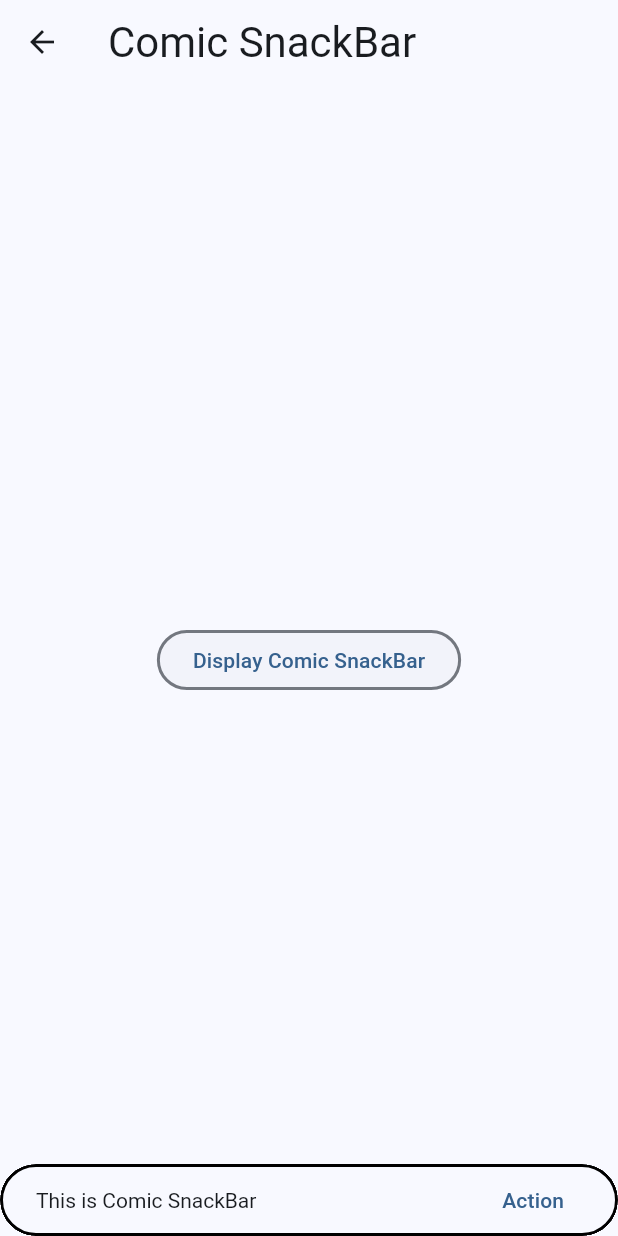
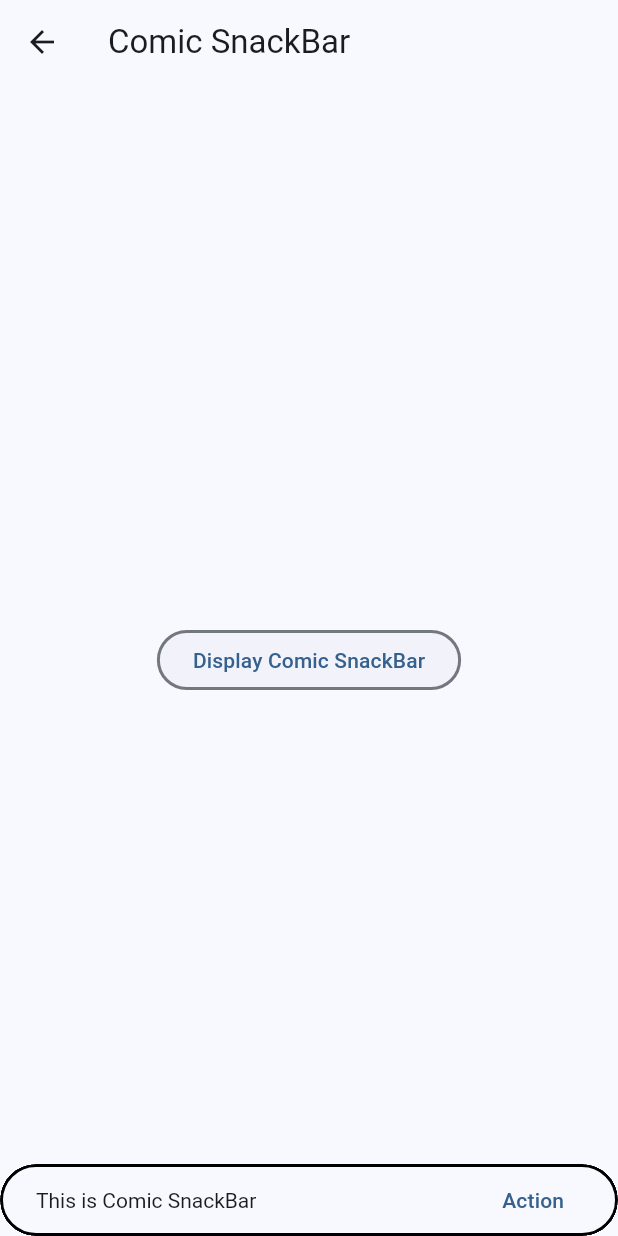
Before and after one commit to thruthesky/easy_design_system_backup_2024_09_24, a Flutter app: the ComicSnackBarsScreen screen opened directly, after a tap on "Display Comic SnackBar", on a phone screen of 412 x 824 dp. Run offline on Flutter 3.47's test engine with Material 3 defaults, Android fonts, the phone set to English and light mode, and no system bars; our stand-ins replace cached_network_image, rxdart, smooth_page_indicator; missing offline and left inert: loop_page_view.

Commit message:
update on social desgin system

```diff
--- a/lib/src/themes/comic/comic.theme.dart
+++ b/lib/src/themes/comic/comic.theme.dart
@@ -62,17 +62,17 @@ class ComicThemeData {
   static ThemeData of(BuildContext context) {
     final theme = Theme.of(context);
     return ThemeData(
-      appBarTheme: AppBarTheme(
-        iconTheme: theme.iconTheme.copyWith(
-          color: theme.colorScheme.onSurface,
-        ),
-        actionsIconTheme: theme.iconTheme.copyWith(
-          color: theme.colorScheme.onSurface,
-        ),
-        titleTextStyle: theme.textTheme.headlineMedium?.copyWith(
-          color: theme.colorScheme.onSurface,
-        ),
-      ),
+      // appBarTheme: AppBarTheme(
+      //   iconTheme: theme.iconTheme.copyWith(
+      //     color: theme.colorScheme.onSurface,
+      //   ),
+      //   actionsIconTheme: theme.iconTheme.copyWith(
+      //     color: theme.colorScheme.onSurface,
+      //   ),
+      //   titleTextStyle: theme.textTheme.headlineMedium?.copyWith(
+      //     color: theme.colorScheme.onSurface,
+      //   ),
+      // ),
 
       // actionIconTheme: ActionIconThemeData(
       //   backButtonIconBuilder: (context) =>
@@ -89,7 +89,7 @@ class ComicThemeData {
           ),
         ),
       ),
-      colorScheme: Theme.of(context).colorScheme,
+      colorScheme: theme.colorScheme,
       dividerTheme: theme.dividerTheme.copyWith(
         // TODO check the default color
         color: theme.colorScheme.outline,
```
Also changed, not shown: example/lib/main.text_theme_test.dart (added, +57 -0 lines), 1 other file.
